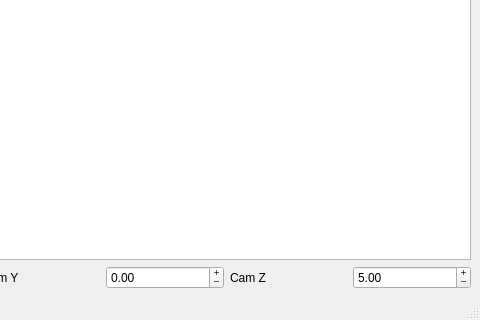
Qt form a3/ui/MainWindow.ui (yunuscanemre/cpsc453) before a commit; both pictures show x 274 to 754 and y 241 to 561 of the 754 by 561 pixel window.
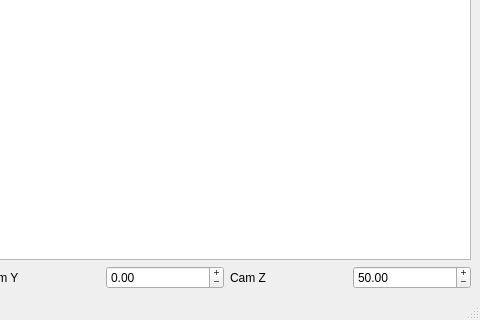
The same form after that commit.

Commit message: conversion to world between -10, 10

The edit to the form file:
```diff
--- a/a3/ui/MainWindow.ui
+++ b/a3/ui/MainWindow.ui
@@ -85,14 +85,17 @@
          <enum>QAbstractSpinBox::PlusMinus</enum>
         </property>
         <property name="minimum">
-         <double>-99.000000000000000</double>
+         <double>-9999.000000000000000</double>
+        </property>
+        <property name="maximum">
+         <double>9999.989999999999782</double>
         </property>
         <property name="singleStep">
-         <double>0.100000000000000</double>
-        </property>
-        <property name="value">
          <double>5.000000000000000</double>
         </property>
+        <property name="value">
+         <double>50.000000000000000</double>
+        </property>
        </widget>
       </item>
      </layout>
```
Left out of the diff: 10 changed lines with no effect on the pictures. The commit also changes 1 other file.
